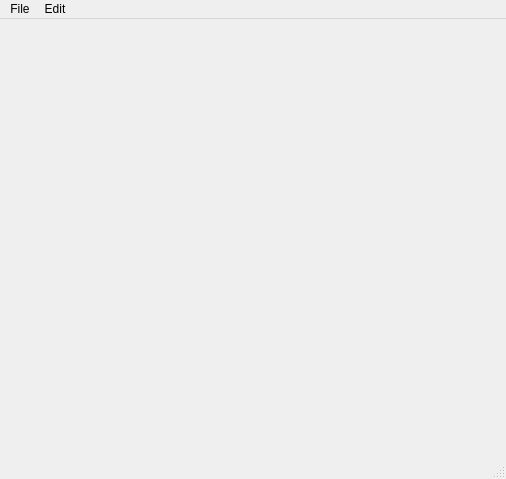
Hboni/francis, file resources/ui/MainView.ui: the form before one commit.
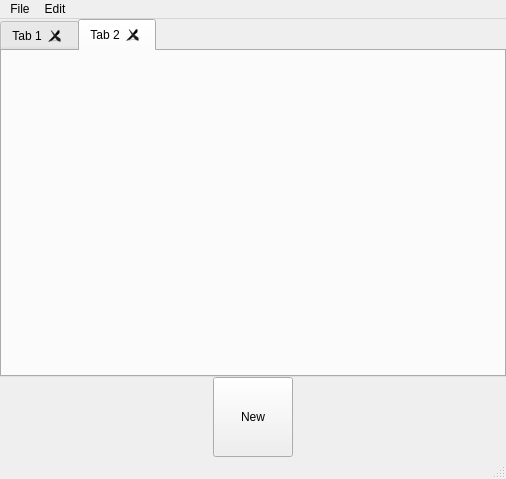
The form after the commit.

What changed in the file:
```diff
--- a/resources/ui/MainView.ui
+++ b/resources/ui/MainView.ui
@@ -14,7 +14,81 @@
    <string>MainWindow</string>
   </property>
   <widget class="QWidget" name="centralwidget">
-   <layout class="QVBoxLayout" name="verticalLayout"/>
+   <layout class="QVBoxLayout" name="verticalLayout">
+    <property name="spacing">
+     <number>0</number>
+    </property>
+    <property name="leftMargin">
+     <number>0</number>
+    </property>
+    <property name="topMargin">
+     <number>0</number>
+    </property>
+    <property name="rightMargin">
+     <number>0</number>
+    </property>
+    <property name="bottomMargin">
+     <number>0</number>
+    </property>
+    <item>
+     <layout class="QVBoxLayout" name="verticalLayout_4">
+      <item>
+       <widget class="QTabWidget" name="tabWidget">
+        <property name="currentIndex">
+         <number>1</number>
+        </property>
+        <property name="elideMode">
+         <enum>Qt::ElideLeft</enum>
+        </property>
+        <property name="tabsClosable">
+         <bool>true</bool>
+        </property>
+        <property name="movable">
+         <bool>true</bool>
+        </property>
+        <property name="tabBarAutoHide">
+         <bool>false</bool>
+        </property>
+        <widget class="QWidget" name="tab">
+         <attribute name="title">
+          <string>Tab 1</string>
+         </attribute>
+        </widget>
+        <widget class="QWidget" name="tab_2">
+         <attribute name="title">
+          <string>Tab 2</string>
+         </attribute>
+        </widget>
+       </widget>
+      </item>
+     </layout>
+    </item>
+    <item alignment="Qt::AlignHCenter|Qt::AlignVCenter">
+     <widget class="QPushButton" name="initNewFile">
+      <property name="sizePolicy">
+       <sizepolicy hsizetype="Fixed" vsizetype="Fixed">
+        <horstretch>0</horstretch>
+        <verstretch>0</verstretch>
+       </sizepolicy>
+      </property>
+      <property name="minimumSize">
+       <size>
+        <width>80</width>
+        <height>80</height>
+       </size>
+      </property>
+      <property name="maximumSize">
+       <size>
+        <width>150</width>
+        <height>150</height>
+       </size>
+      </property>
+      <property name="text">
+       <string>New</string>
+      </property>
+     </widget>
+    </item>
+   </layout>
   </widget>
   <widget class="QMenuBar" name="menubar">
    <property name="geometry">
```
